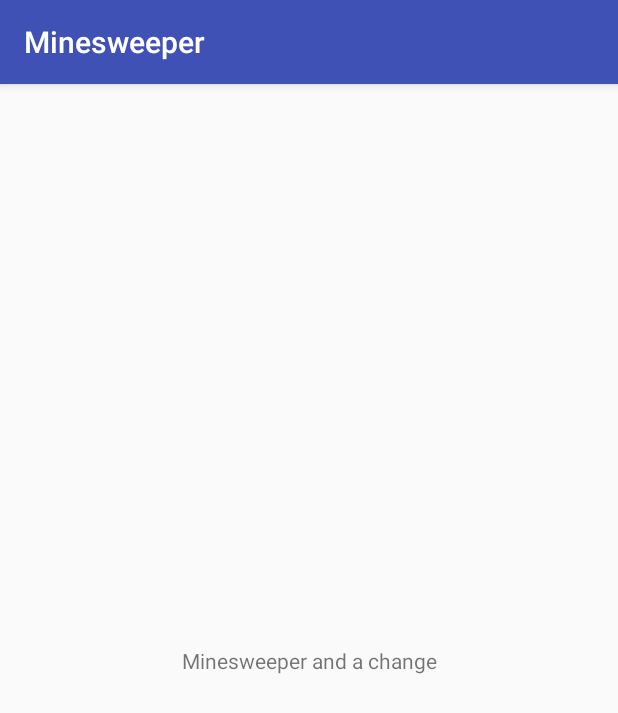
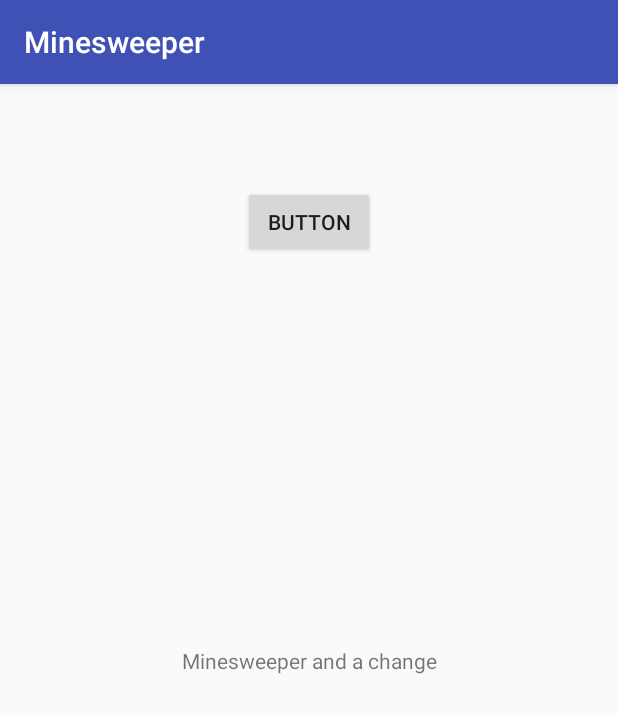
Before and after one commit to anthonyrichardson/Minesweeper, an Android app: the screen it shows after launch (MainActivity), on a phone screen of 412 x 824 dp. Shown: the top 713 px of the screen. Run offline under Robolectric (Android 15) with nearby library versions, the phone set to English and light mode, and no system bars.

Commit message:
Created Clickable Cells for Grid and Temporary Button to go from Main Activity to Game Board Activity.

```diff
--- a/app/src/main/res/layout/activity_game__board_.xml
+++ b/app/src/main/res/layout/activity_game__board_.xml
@@ -7,7 +7,7 @@
     android:layout_height="match_parent"
     tools:context="uw.tacoma.edu.minesweeper.Game_Board_Activity"
     android:columnWidth="90dp"
-    android:numColumns="auto_fit"
+    android:numColumns="5"
     android:verticalSpacing="10dp"
     android:horizontalSpacing="10dp"
     android:stretchMode="columnWidth"
--- a/app/src/main/res/layout/activity_main.xml
+++ b/app/src/main/res/layout/activity_main.xml
@@ -15,4 +15,21 @@
         app:layout_constraintRight_toRightOf="parent"
         app:layout_constraintTop_toTopOf="parent" />
 
+    <Button
+        android:id="@+id/temp_button"
+        android:onClick="gotoboard"
+        android:layout_width="wrap_content"
+        android:layout_height="wrap_content"
+        android:text="Button"
+        android:layout_marginLeft="8dp"
+        app:layout_constraintLeft_toLeftOf="parent"
+        android:layout_marginRight="8dp"
+        app:layout_constraintRight_toRightOf="parent"
+        app:layout_constraintTop_toTopOf="parent"
+        android:layout_marginTop="8dp"
+        app:layout_constraintBottom_toBottomOf="parent"
+        android:layout_marginBottom="8dp"
+        app:layout_constraintVertical_bias="0.085" />
+
+
 </android.support.constraint.ConstraintLayout>
```
Also changed, not shown: app/src/main/java/uw/tacoma/edu/minesweeper/Game_Board_Activity.java (+22 -4 lines), app/src/main/java/uw/tacoma/edu/minesweeper/MainActivity.java (+7 -0 lines).
